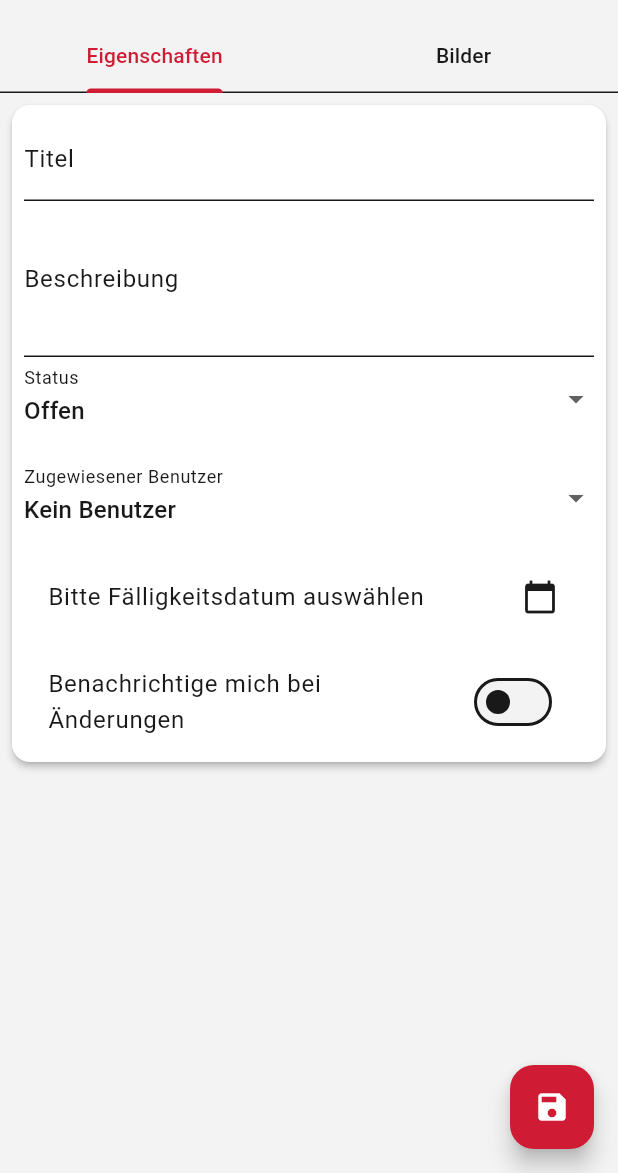
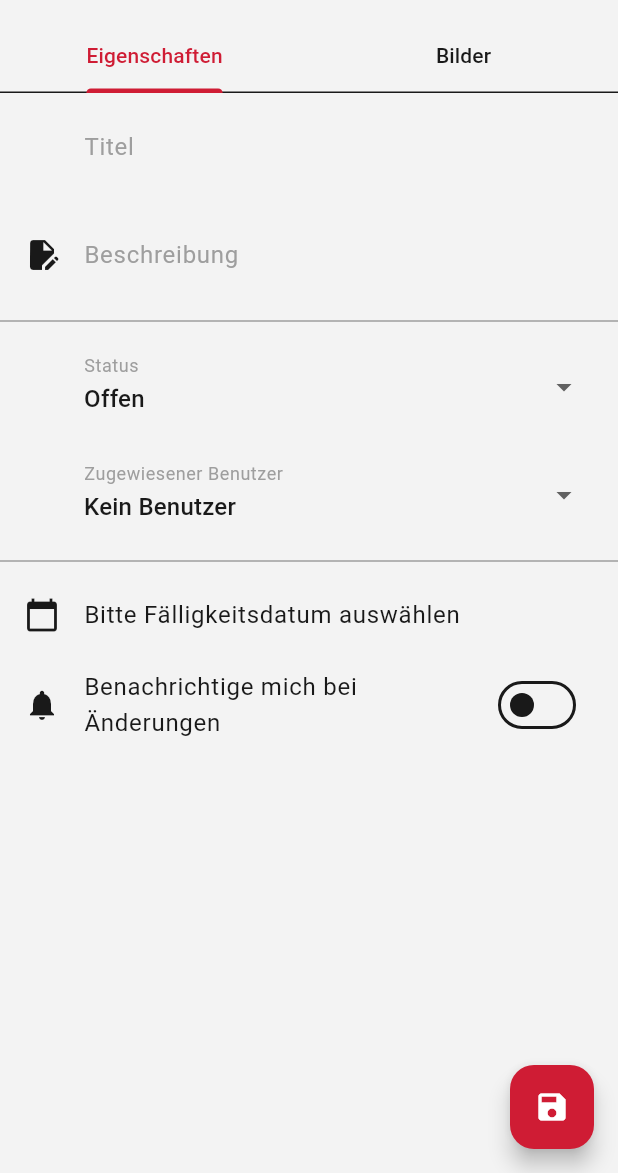
Before and after one commit to MBulti/FireReport-App, a Flutter app: the DefectReportDetailPage screen opened directly with empty values, on a phone screen of 412 x 824 dp, the part 63-1236 px from its top. Run offline on Flutter 3.47's test engine with Material 3 defaults, Android fonts, the phone set to English and light mode, and no system bars; our stand-ins replace flutter_riverpod, image_picker, package_info_plus, shared_preferences, supabase_flutter; accounts and stored records are empty.

Commit message:
Redesign of detailpage

```diff
--- a/lib/pages/defectreportdetail_page.dart
+++ b/lib/pages/defectreportdetail_page.dart
@@ -3,6 +3,7 @@ import 'package:firereport/notifier/defectreportdetail_notifier.dart';
 import 'package:firereport/notifier/notifier.dart';
 import 'package:firereport/utils/controls.dart';
 import 'package:firereport/utils/formatter.dart';
+import 'package:firereport/utils/theme.dart';
 import 'package:flutter/material.dart';
 import 'package:flutter_riverpod/flutter_riverpod.dart';
 
@@ -58,26 +59,21 @@ class DefectReportDetailPage extends ConsumerWidget {
           },
           child: const Icon(Icons.save),
         ),
-        body: Padding(
-          padding: const EdgeInsets.all(4.0),
-          child: Column(
+        body: Column(
           children: [
             Expanded(
               child: TabBarView(
                 children: [
-                    // First Tab: Eigenschaften (Properties)
                   TabProperties(
                       formKey: formKey,
                       viewModel: viewModel,
                       userItems: userItems,
                       createdUser: createdUser),
-                    // Second Tab: Bilder (Images)
                   TabImages(viewModel: viewModel),
                 ],
               ),
             ),
           ],
-          ),
         ),
       ),
     );
@@ -105,20 +101,11 @@ class TabProperties extends StatelessWidget {
         key: formKey,
         child: Column(
           children: [
-            Card(
-              color: Theme.of(context).colorScheme.secondary,
-              elevation: 2,
-              child: Column(
-                children: [
-                  Padding(
-                    padding: const EdgeInsets.all(8.0),
-                    child: Column(
-                      children: [
-                        TextFormField(
+            ListTile(
+              leading: const SizedBox(), // Icon auf der linken Seite
+              title: TextFormField(
                 initialValue: viewModel.report.title,
-                          decoration: const InputDecoration(
-                            labelText: "Titel",
-                          ),
+                decoration: defaultInputDecoration("Titel"),
                 onSaved: (value) {
                   viewModel.report.title = value!;
                 },
@@ -129,10 +116,12 @@ class TabProperties extends StatelessWidget {
                   return null;
                 },
               ),
-                        TextFormField(
+            ),
+            ListTile(
+              leading: const Icon(Icons.edit_document),
+              title: TextFormField(
                 initialValue: viewModel.report.description,
-                          decoration:
-                              const InputDecoration(labelText: "Beschreibung"),
+                decoration: defaultInputDecoration("Beschreibung"),
                 onSaved: (value) {
                   viewModel.report.description = value!;
                 },
@@ -142,40 +131,41 @@ class TabProperties extends StatelessWidget {
                   }
                   return null;
                 },
-                          maxLines: 5,
-                          minLines: 3,
+                minLines: 1,
+                maxLines: null,
                 keyboardType: TextInputType.multiline,
               ),
-                        DropdownStatus(report: viewModel.report),
-                        const SizedBox(height: 10),
-                        DropdownUser(
-                            userItems: userItems, report: viewModel.report),
-                        const SizedBox(height: 10),
+            ),
+            const Divider(color: Colors.grey),
             ListTile(
+              leading: const SizedBox(),
+              title: DropdownStatus(report: viewModel.report),
+            ),
+            ListTile(
+              leading: const SizedBox(),
+              title:
+                  DropdownUser(userItems: userItems, report: viewModel.report),
+            ),
+            const Divider(color: Colors.grey),
+            ListTile(
+              leading: const Icon(Icons.calendar_today),
               title: Text(viewModel.report.dueDate == null
                   ? 'Bitte Fälligkeitsdatum auswählen'
-                              : 'Datum: ${formatDate(viewModel.report.dueDate!.toLocal())}'),
-                          trailing: const Icon(Icons.calendar_today),
+                  : 'Fälligkeitsdatum: ${formatDate(viewModel.report.dueDate!.toLocal())}'),
               onTap: () => viewModel.selectDueDate(context),
             ),
-                        const SizedBox(height: 10),
             SwitchListTile(
-                            title: const Text(
-                                "Benachrichtige mich bei Änderungen"),
+              secondary: const Icon(Icons.notifications),
+              title: const Text("Benachrichtige mich bei Änderungen"),
               value: viewModel.report.isNotifyUser,
               onChanged: (value) {
                 viewModel.setNotifyUser(value);
-                            }),
-                      ],
+              },
             ),
-                  ),
-                ],
-              ),
-            ),
+            const SizedBox(height: 20),
             if (createdUser != null)
               Text(
-                  "Erstellt von: ${createdUser?.firstName} ${createdUser?.lastName}"),
-            const SizedBox(height: 20),
+                  "Bericht erstellt von: ${createdUser?.firstName} ${createdUser?.lastName}"),
           ],
         ),
       ),
@@ -271,12 +261,7 @@ class DropdownStatus extends StatelessWidget {
   Widget build(BuildContext context) {
     return DropdownButtonFormField<ReportState>(
       value: report.status,
-      decoration: InputDecoration(
-        labelText: "Status",
-        labelStyle: TextStyle(color: Theme.of(context).colorScheme.onSecondary),
-        focusedBorder: InputBorder.none,
-        border: InputBorder.none,
-      ),
+      decoration: defaultInputDecoration("Status"),
       items: ReportState.values.map((status) {
         return DropdownMenuItem(
             value: status, child: Text(formatReportState(status)));
@@ -300,12 +285,7 @@ class DropdownUser extends StatelessWidget {
     return DropdownButtonFormField<AppUserModel>(
       value:
           userItems.where((user) => user.id == report.assignedUser).firstOrNull,
-      decoration: InputDecoration(
-        labelText: "Zugewiesener Benutzer",
-        labelStyle: TextStyle(color: Theme.of(context).colorScheme.onSecondary),
-        focusedBorder: InputBorder.none,
-        border: InputBorder.none,
-      ),
+      decoration: defaultInputDecoration("Zugewiesener Benutzer"),
       items: userItems.map((user) {
         return DropdownMenuItem(
             value: user, child: Text('${user.firstName} ${user.lastName}'));
--- a/lib/utils/theme.dart
+++ b/lib/utils/theme.dart
@@ -33,3 +33,13 @@ ThemeData darkTheme = ThemeData(
     inverseSurface: Color(0xFF3E3E40),
   ),
 );
+
+InputDecoration defaultInputDecoration(String labelText) {
+  return InputDecoration(
+      labelText: labelText,
+      labelStyle: const TextStyle(color: Colors.grey),
+      focusedBorder: InputBorder.none,
+      enabledBorder: InputBorder.none,
+      errorBorder: InputBorder.none,
+      focusedErrorBorder: InputBorder.none);
+}
```
Lines whose indentation alone changed are shown as unchanged.
